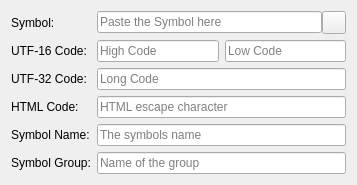
Above: getcodedialog.ui from Skycoder42/UniInsert before the change. Below: the same form after it.
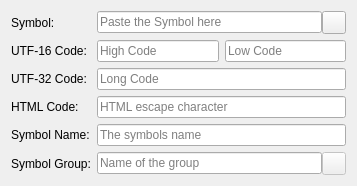
That is the form after the change. Icons and pictures are not drawn.

Diff of the .ui file:
```diff
--- a/getcodedialog.ui
+++ b/getcodedialog.ui
@@ -7,7 +7,7 @@
     <x>0</x>
     <y>0</y>
     <width>357</width>
-    <height>174</height>
+    <height>178</height>
    </rect>
   </property>
   <property name="windowTitle">
@@ -178,6 +178,11 @@
     </widget>
    </item>
    <item row="5" column="1">
+    <layout class="QHBoxLayout" name="horizontalLayout_3">
+     <property name="spacing">
+      <number>0</number>
+     </property>
+     <item>
     <widget class="QLineEdit" name="symbolGroupLineEdit">
      <property name="dragEnabled">
       <bool>true</bool>
@@ -189,6 +194,22 @@
       <string>Name of the group</string>
      </property>
     </widget>
+     </item>
+     <item>
+      <widget class="QToolButton" name="exploreGroupButton">
+       <property name="enabled">
+        <bool>false</bool>
+       </property>
+       <property name="toolTip">
+        <string>Show all symbols of this group</string>
+       </property>
+       <property name="icon">
+        <iconset resource="uniinsert_res.qrc">
+         <normaloff>:/icons/details.ico</normaloff>:/icons/details.ico</iconset>
+       </property>
+      </widget>
+     </item>
+    </layout>
    </item>
   </layout>
  </widget>
```
Lines whose indentation alone changed are shown as unchanged.
